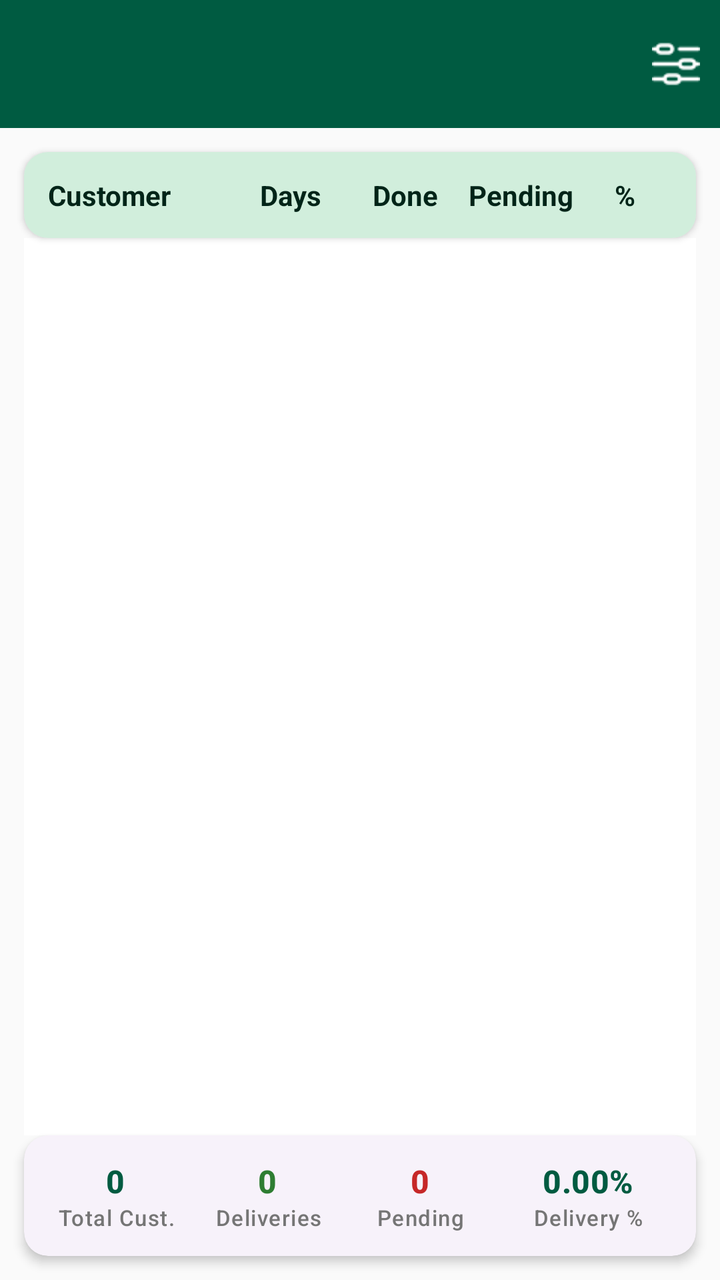
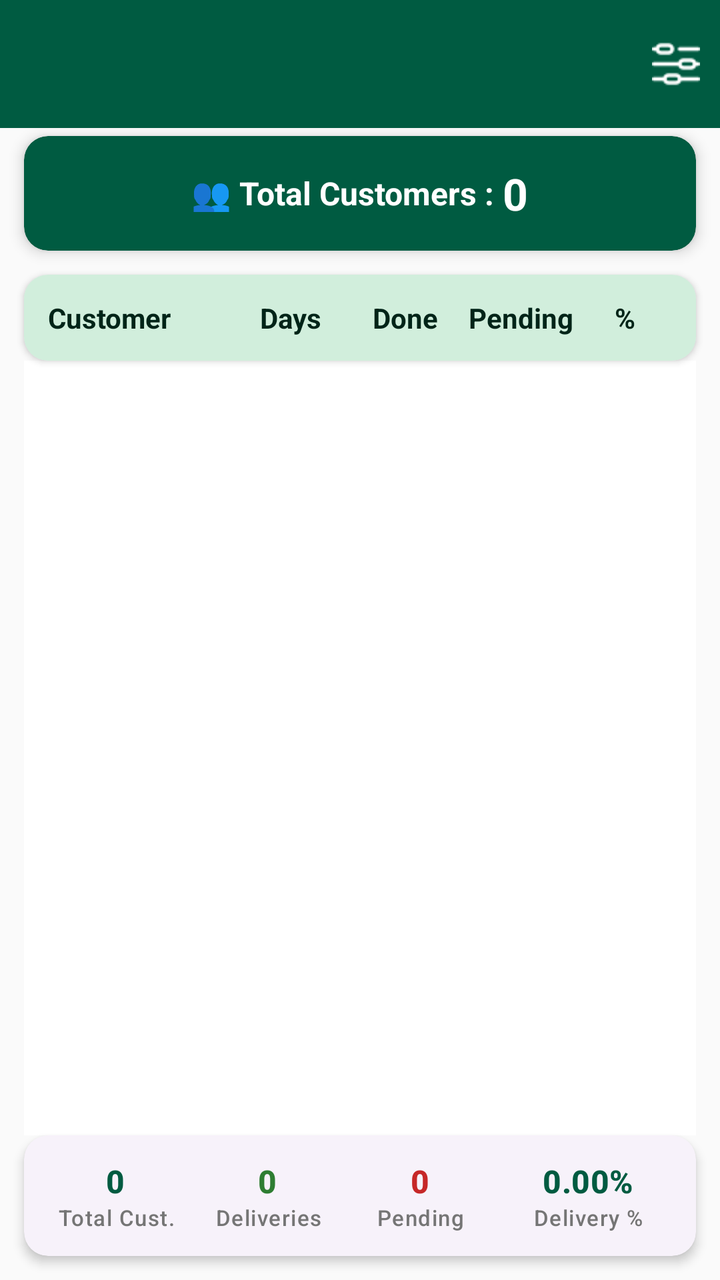

Two renders of the same Android screen: before a commit and after it. Below are the layout's source before the change and the commit's diff.
<!-- AndroidManifest.xml: application theme Theme.MilkDelivery -->
<!-- res/layout/activity_monthly_recap.xml -->
<?xml version="1.0" encoding="utf-8"?>
<androidx.constraintlayout.widget.ConstraintLayout
    xmlns:android="http://schemas.android.com/apk/res/android"
    xmlns:app="http://schemas.android.com/apk/res-auto"
    xmlns:tools="http://schemas.android.com/tools"
    android:id="@+id/main"
    android:layout_width="match_parent"
    android:layout_height="match_parent"
    android:background="@color/background"
    tools:context=".activities.MonthlyRecap_Activity">

    

    

    
    <androidx.appcompat.widget.Toolbar
        android:id="@+id/toolbar"
        android:layout_width="match_parent"
        android:layout_height="?attr/actionBarSize"
        android:background="@color/primary"
        android:theme="@style/ThemeOverlay.AppCompat.Dark.ActionBar"
        app:layout_constraintEnd_toEndOf="parent"
        app:layout_constraintHorizontal_bias="0.0"
        app:layout_constraintStart_toStartOf="parent"
        app:layout_constraintTop_toTopOf="parent"
        app:titleTextColor="@android:color/white" >

        <ImageView
            android:id="@+id/iv_filter"
            android:layout_width="24dp"
            android:layout_gravity="end"
            android:layout_height="24dp"
            app:tint="@color/white"
            android:layout_marginEnd="10dp"
            android:src="@drawable/filter"
            />


    </androidx.appcompat.widget.Toolbar>


    <com.google.android.material.card.MaterialCardView
        android:id="@+id/header_card"
        android:layout_width="match_parent"
        android:layout_height="wrap_content"
        android:layout_marginStart="12dp"
        android:layout_marginEnd="12dp"
        android:layout_marginTop="12dp"
        app:cardCornerRadius="12dp"
        app:cardElevation="2dp"
        app:layout_constraintTop_toBottomOf="@id/toolbar"
        app:layout_constraintStart_toStartOf="parent"
        app:layout_constraintEnd_toEndOf="parent">

        <LinearLayout
            android:layout_width="match_parent"
            android:layout_height="wrap_content"
            android:orientation="horizontal"
            android:background="@color/primary_container"
            android:padding="12dp">

            <TextView
                android:layout_width="0dp"
                android:layout_height="wrap_content"
                android:layout_weight="1.6"
                android:text="Customer"
                android:textStyle="bold"
                android:textColor="@color/on_primary_container"/>

            <TextView
                android:layout_width="0dp"
                android:layout_height="wrap_content"
                android:layout_weight="1"
                android:gravity="center"
                android:text="Days"
                android:textStyle="bold"
                android:textColor="@color/on_primary_container"/>

            <TextView
                android:layout_width="0dp"
                android:layout_height="wrap_content"
                android:layout_weight="1"
                android:gravity="center"
                android:text="Done"
                android:textStyle="bold"
                android:textColor="@color/on_primary_container"/>

            <TextView
                android:layout_width="0dp"
                android:layout_height="wrap_content"
                android:layout_weight="1"
                android:gravity="center"
                android:text="Pending"
                android:textStyle="bold"
                android:textColor="@color/on_primary_container"/>

            <TextView
                android:layout_width="0dp"
                android:layout_height="wrap_content"
                android:layout_weight="0.8"
                android:gravity="center"
                android:text="%"
                android:textStyle="bold"
                android:textColor="@color/on_primary_container"/>

        </LinearLayout>

    </com.google.android.material.card.MaterialCardView>

    
    <androidx.recyclerview.widget.RecyclerView
        android:id="@+id/rv_monthly_recap"
        android:layout_width="match_parent"
        android:layout_height="0dp"
        android:layout_marginStart="12dp"
        android:layout_marginEnd="12dp"
        android:background="@color/white"
        app:layout_constraintTop_toBottomOf="@id/header_card"
        app:layout_constraintBottom_toTopOf="@id/bottom_card"
        app:layout_constraintStart_toStartOf="parent"
        app:layout_constraintEnd_toEndOf="parent"/>

    
    <com.google.android.material.card.MaterialCardView
        android:id="@+id/bottom_card"
        android:layout_width="match_parent"
        android:layout_height="wrap_content"
        android:layout_margin="12dp"
        app:cardCornerRadius="12dp"
        app:cardElevation="3dp"
        app:strokeWidth="0dp"
        app:layout_constraintBottom_toBottomOf="parent"
        app:layout_constraintStart_toStartOf="parent"
        app:layout_constraintEnd_toEndOf="parent">

        <LinearLayout
            android:layout_width="match_parent"
            android:layout_height="wrap_content"
            android:orientation="horizontal"
            android:padding="8dp"
            android:baselineAligned="false">

            
            <LinearLayout
                android:layout_width="0dp"
                android:layout_height="wrap_content"
                android:layout_weight="1"
                android:orientation="vertical"
                android:gravity="center"
                android:padding="4dp">
                <TextView
                    android:id="@+id/recap_total_customers"
                    android:layout_width="wrap_content"
                    android:layout_height="wrap_content"
                    android:text="0"
                    android:textColor="@color/primary"
                    android:textStyle="bold"
                    android:textAppearance="@style/TextAppearance.Material3.TitleMedium" />
                <TextView
                    android:layout_width="wrap_content"
                    android:layout_height="wrap_content"
                    android:text="Total Cust."
                    android:textAlignment="center"
                    android:textAppearance="@style/TextAppearance.Material3.LabelSmall"
                    android:textColor="@color/gray_dark" />
            </LinearLayout>

            
            <LinearLayout
                android:layout_width="0dp"
                android:layout_height="wrap_content"
                android:layout_weight="1"
                android:orientation="vertical"
                android:gravity="center"
                android:padding="4dp">
                <TextView
                    android:id="@+id/recap_total_deliveries"
                    android:layout_width="wrap_content"
                    android:layout_height="wrap_content"
                    android:text="0"
                    android:textColor="@color/delivered_green"
                    android:textStyle="bold"
                    android:textAppearance="@style/TextAppearance.Material3.TitleMedium" />
                <TextView
                    android:layout_width="wrap_content"
                    android:layout_height="wrap_content"
                    android:text="Deliveries"
                    android:textAlignment="center"
                    android:textAppearance="@style/TextAppearance.Material3.LabelSmall"
                    android:textColor="@color/gray_dark" />
            </LinearLayout>

            
            <LinearLayout
                android:layout_width="0dp"
                android:layout_height="wrap_content"
                android:layout_weight="1"
                android:orientation="vertical"
                android:gravity="center"
                android:padding="4dp">
                <TextView
                    android:id="@+id/recap_total_pending"
                    android:layout_width="wrap_content"
                    android:layout_height="wrap_content"
                    android:text="0"
                    android:textColor="@color/pending_red"
                    android:textStyle="bold"
                    android:textAppearance="@style/TextAppearance.Material3.TitleMedium" />
                <TextView
                    android:layout_width="wrap_content"
                    android:layout_height="wrap_content"
                    android:text="Pending"
                    android:textAlignment="center"
                    android:textAppearance="@style/TextAppearance.Material3.LabelSmall"
                    android:textColor="@color/gray_dark" />
            </LinearLayout>

            
            <LinearLayout
                android:layout_width="0dp"
                android:layout_height="wrap_content"
                android:layout_weight="1.2"
                android:orientation="vertical"
                android:gravity="center"
                android:padding="4dp">
                <TextView
                    android:id="@+id/recap_average_percentage"
                    android:layout_width="wrap_content"
                    android:layout_height="wrap_content"
                    android:text="0.00%"
                    android:textColor="@color/primary"
                    android:textStyle="bold"
                    android:textAppearance="@style/TextAppearance.Material3.TitleMedium" />
                <TextView
                    android:layout_width="wrap_content"
                    android:layout_height="wrap_content"
                    android:text="Delivery %"
                    android:textAlignment="center"
                    android:textAppearance="@style/TextAppearance.Material3.LabelSmall"
                    android:textColor="@color/gray_dark" />
            </LinearLayout>

        </LinearLayout>
    </com.google.android.material.card.MaterialCardView>

</androidx.constraintlayout.widget.ConstraintLayout>
<!-- resources referenced by this layout -->
<resources>
  <color name="background">#FAFAFA</color>
  <color name="delivered_green">#2E7D32</color>
  <color name="gray_dark">#757575</color>
  <color name="on_primary_container">#002418</color>
  <color name="pending_red">#C62828</color>
  <color name="primary">#005B41</color>
  <color name="primary_container">#D1EEDC</color>
  <color name="white">#FFFFFF</color>
  <!-- drawable filter: png bitmap (drawable, 454 bytes) -->
  <style name="Theme.MilkDelivery" parent="Theme.Material3.DayNight.NoActionBar">
          
          <item name="colorPrimary">@color/primary</item>
          <item name="colorPrimaryDark">@color/primary_dark</item>
          <item name="colorSecondary">@color/secondary</item>
          <item name="android:statusBarColor">@color/primary</item>
          <item name="android:windowLightStatusBar">false</item>
          
          
          <item name="colorSurface">@color/surface</item>
          <item name="colorOnSurface">@color/on_surface</item>
          <item name="android:windowBackground">@color/background</item>
          <item name="colorSurfaceVariant">@color/surface_variant</item>
          <item name="colorOnSurfaceVariant">@color/on_surface_variant</item>
          
          
          <item name="materialCardViewStyle">@style/Widget.Material3.CardView.Elevated</item>
      </style>
  <color name="primary_dark">#00402E</color>
  <color name="secondary">#03DAC6</color>
  <color name="surface">#FFFFFF</color>
  <color name="on_surface">#212121</color>
  <color name="surface_variant">#F4F4F4</color>
  <color name="on_surface_variant">#555555</color>
</resources>

<!-- the commit's change to res/layout/activity_monthly_recap.xml (unified diff, before → after) -->
@@ -10,10 +10,6 @@
     tools:context=".activities.MonthlyRecap_Activity">
 
     
-
-    
-
-    
     <androidx.appcompat.widget.Toolbar
         android:id="@+id/toolbar"
         android:layout_width="match_parent"
@@ -21,43 +17,80 @@
         android:background="@color/primary"
         android:theme="@style/ThemeOverlay.AppCompat.Dark.ActionBar"
         app:layout_constraintEnd_toEndOf="parent"
-        app:layout_constraintHorizontal_bias="0.0"
         app:layout_constraintStart_toStartOf="parent"
         app:layout_constraintTop_toTopOf="parent"
-        app:titleTextColor="@android:color/white" >
+        app:titleTextColor="@android:color/white">
 
         <ImageView
             android:id="@+id/iv_filter"
             android:layout_width="24dp"
+            android:layout_height="24dp"
             android:layout_gravity="end"
-            android:layout_height="24dp"
-            app:tint="@color/white"
             android:layout_marginEnd="10dp"
             android:src="@drawable/filter"
-            />
-
+            app:tint="@color/white" />
 
     </androidx.appcompat.widget.Toolbar>
 
-
+    
     <com.google.android.material.card.MaterialCardView
-        android:id="@+id/header_card"
+        android:id="@+id/customercard"
         android:layout_width="match_parent"
         android:layout_height="wrap_content"
         android:layout_marginStart="12dp"
+        android:layout_marginTop="4dp"
         android:layout_marginEnd="12dp"
-        android:layout_marginTop="12dp"
+        app:cardBackgroundColor="@color/primary"
         app:cardCornerRadius="12dp"
-        app:cardElevation="2dp"
-        app:layout_constraintTop_toBottomOf="@id/toolbar"
-        app:layout_constraintStart_toStartOf="parent"
-        app:layout_constraintEnd_toEndOf="parent">
+        app:cardElevation="4dp"
+        app:layout_constraintTop_toBottomOf="@id/toolbar">
 
         <LinearLayout
             android:layout_width="match_parent"
             android:layout_height="wrap_content"
+            android:gravity="center"
             android:orientation="horizontal"
+            android:padding="14dp">
+
+            <TextView
+                android:layout_width="wrap_content"
+                android:layout_height="wrap_content"
+                android:text="👥 Total Customers : "
+                android:textColor="@android:color/white"
+                android:textSize="16sp"
+                android:textStyle="bold" />
+
+            <TextView
+                android:id="@+id/tvTotalCustomers"
+                android:layout_width="wrap_content"
+                android:layout_height="wrap_content"
+                android:text="0"
+                android:textColor="@android:color/white"
+                android:textSize="22sp"
+                android:textStyle="bold" />
+        </LinearLayout>
+
+    </com.google.android.material.card.MaterialCardView>
+
+    
+    <com.google.android.material.card.MaterialCardView
+        android:id="@+id/header_card"
+        android:layout_width="match_parent"
+        android:layout_height="wrap_content"
+        android:layout_marginStart="12dp"
+        android:layout_marginTop="12dp"
+        android:layout_marginEnd="12dp"
+        app:cardCornerRadius="12dp"
+        app:cardElevation="2dp"
+        app:layout_constraintEnd_toEndOf="parent"
+        app:layout_constraintStart_toStartOf="parent"
+        app:layout_constraintTop_toBottomOf="@id/customercard">
+
+        <LinearLayout
+            android:layout_width="match_parent"
+            android:layout_height="wrap_content"
             android:background="@color/primary_container"
+            android:orientation="horizontal"
             android:padding="12dp">
 
             <TextView
@@ -65,8 +98,8 @@
                 android:layout_height="wrap_content"
                 android:layout_weight="1.6"
                 android:text="Customer"
-                android:textStyle="bold"
-                android:textColor="@color/on_primary_container"/>
+                android:textColor="@color/on_primary_container"
+                android:textStyle="bold" />
 
             <TextView
                 android:layout_width="0dp"
@@ -74,8 +107,8 @@
                 android:layout_weight="1"
                 android:gravity="center"
                 android:text="Days"
-                android:textStyle="bold"
-                android:textColor="@color/on_primary_container"/>
+                android:textColor="@color/on_primary_container"
+                android:textStyle="bold" />
 
             <TextView
                 android:layout_width="0dp"
@@ -83,8 +116,8 @@
                 android:layout_weight="1"
                 android:gravity="center"
                 android:text="Done"
-                android:textStyle="bold"
-                android:textColor="@color/on_primary_container"/>
+                android:textColor="@color/on_primary_container"
+                android:textStyle="bold" />
 
             <TextView
                 android:layout_width="0dp"
@@ -92,8 +125,8 @@
                 android:layout_weight="1"
                 android:gravity="center"
                 android:text="Pending"
-                android:textStyle="bold"
-                android:textColor="@color/on_primary_container"/>
+                android:textColor="@color/on_primary_container"
+                android:textStyle="bold" />
 
             <TextView
                 android:layout_width="0dp"
@@ -101,8 +134,8 @@
                 android:layout_weight="0.8"
                 android:gravity="center"
                 android:text="%"
-                android:textStyle="bold"
-                android:textColor="@color/on_primary_container"/>
+                android:textColor="@color/on_primary_container"
+                android:textStyle="bold" />
 
         </LinearLayout>
 
@@ -116,10 +149,10 @@
         android:layout_marginStart="12dp"
         android:layout_marginEnd="12dp"
         android:background="@color/white"
-        app:layout_constraintTop_toBottomOf="@id/header_card"
         app:layout_constraintBottom_toTopOf="@id/bottom_card"
-        app:layout_constraintStart_toStartOf="parent"
-        app:layout_constraintEnd_toEndOf="parent"/>
+        app:layout_constraintEnd_toEndOf="parent"
+        app:layout_constraintStart_toStartOf="parent"
+        app:layout_constraintTop_toBottomOf="@id/header_card" />
 
     
     <com.google.android.material.card.MaterialCardView
@@ -129,34 +162,36 @@
         android:layout_margin="12dp"
         app:cardCornerRadius="12dp"
         app:cardElevation="3dp"
-        app:strokeWidth="0dp"
         app:layout_constraintBottom_toBottomOf="parent"
-        app:layout_constraintStart_toStartOf="parent"
-        app:layout_constraintEnd_toEndOf="parent">
+        app:layout_constraintEnd_toEndOf="parent"
+        app:layout_constraintStart_toStartOf="parent"
+        app:strokeWidth="0dp">
 
         <LinearLayout
             android:layout_width="match_parent"
             android:layout_height="wrap_content"
+            android:baselineAligned="false"
             android:orientation="horizontal"
-            android:padding="8dp"
-            android:baselineAligned="false">
-
-            
-            <LinearLayout
-                android:layout_width="0dp"
-                android:layout_height="wrap_content"
-                android:layout_weight="1"
-                android:orientation="vertical"
-                android:gravity="center"
-                android:padding="4dp">
+            android:padding="8dp">
+
+            
+            <LinearLayout
+                android:layout_width="0dp"
+                android:layout_height="wrap_content"
+                android:layout_weight="1"
+                android:gravity="center"
+                android:orientation="vertical"
+                android:padding="4dp">
+
                 <TextView
                     android:id="@+id/recap_total_customers"
                     android:layout_width="wrap_content"
                     android:layout_height="wrap_content"
                     android:text="0"
+                    android:textAppearance="@style/TextAppearance.Material3.TitleMedium"
                     android:textColor="@color/primary"
-                    android:textStyle="bold"
-                    android:textAppearance="@style/TextAppearance.Material3.TitleMedium" />
+                    android:textStyle="bold" />
+
                 <TextView
                     android:layout_width="wrap_content"
                     android:layout_height="wrap_content"
@@ -171,17 +206,19 @@
                 android:layout_width="0dp"
                 android:layout_height="wrap_content"
                 android:layout_weight="1"
-                android:orientation="vertical"
-                android:gravity="center"
-                android:padding="4dp">
+                android:gravity="center"
+                android:orientation="vertical"
+                android:padding="4dp">
+
                 <TextView
                     android:id="@+id/recap_total_deliveries"
                     android:layout_width="wrap_content"
                     android:layout_height="wrap_content"
                     android:text="0"
+                    android:textAppearance="@style/TextAppearance.Material3.TitleMedium"
                     android:textColor="@color/delivered_green"
-                    android:textStyle="bold"
-                    android:textAppearance="@style/TextAppearance.Material3.TitleMedium" />
+                    android:textStyle="bold" />
+
                 <TextView
                     android:layout_width="wrap_content"
                     android:layout_height="wrap_content"
@@ -196,17 +233,19 @@
                 android:layout_width="0dp"
                 android:layout_height="wrap_content"
                 android:layout_weight="1"
-                android:orientation="vertical"
-                android:gravity="center"
-                android:padding="4dp">
+                android:gravity="center"
+                android:orientation="vertical"
+                android:padding="4dp">
+
                 <TextView
                     android:id="@+id/recap_total_pending"
                     android:layout_width="wrap_content"
                     android:layout_height="wrap_content"
                     android:text="0"
+                    android:textAppearance="@style/TextAppearance.Material3.TitleMedium"
                     android:textColor="@color/pending_red"
-                    android:textStyle="bold"
-                    android:textAppearance="@style/TextAppearance.Material3.TitleMedium" />
+                    android:textStyle="bold" />
+
                 <TextView
                     android:layout_width="wrap_content"
                     android:layout_height="wrap_content"
@@ -221,17 +260,19 @@
                 android:layout_width="0dp"
                 android:layout_height="wrap_content"
                 android:layout_weight="1.2"
-                android:orientation="vertical"
-                android:gravity="center"
-                android:padding="4dp">
+                android:gravity="center"
+                android:orientation="vertical"
+                android:padding="4dp">
+
                 <TextView
                     android:id="@+id/recap_average_percentage"
                     android:layout_width="wrap_content"
                     android:layout_height="wrap_content"
                     android:text="0.00%"
+                    android:textAppearance="@style/TextAppearance.Material3.TitleMedium"
                     android:textColor="@color/primary"
-                    android:textStyle="bold"
-                    android:textAppearance="@style/TextAppearance.Material3.TitleMedium" />
+                    android:textStyle="bold" />
+
                 <TextView
                     android:layout_width="wrap_content"
                     android:layout_height="wrap_content"
<!-- resource entries referenced after the edit -->
@@ -9,23 +9,27 @@
   <color name="primary_container">#D1EEDC</color>
   <color name="white">#FFFFFF</color>
   <!-- drawable filter: png bitmap (drawable, 454 bytes) -->
-  <style name="Theme.MilkDelivery" parent="Theme.Material3.DayNight.NoActionBar">
+  <style name="Theme.MilkDelivery" parent="Theme.Material3.Light.NoActionBar">
           
           <item name="colorPrimary">@color/primary</item>
           <item name="colorPrimaryDark">@color/primary_dark</item>
           <item name="colorSecondary">@color/secondary</item>
           <item name="android:statusBarColor">@color/primary</item>
           <item name="android:windowLightStatusBar">false</item>
-          
+  
           
           <item name="colorSurface">@color/surface</item>
           <item name="colorOnSurface">@color/on_surface</item>
           <item name="android:windowBackground">@color/background</item>
           <item name="colorSurfaceVariant">@color/surface_variant</item>
           <item name="colorOnSurfaceVariant">@color/on_surface_variant</item>
-          
+  
           
           <item name="materialCardViewStyle">@style/Widget.Material3.CardView.Elevated</item>
+  
+          
+          <item name="android:colorBackground">@color/background</item>
+          <item name="android:navigationBarColor">@color/background</item>
       </style>
   <color name="primary_dark">#00402E</color>
   <color name="secondary">#03DAC6</color>
